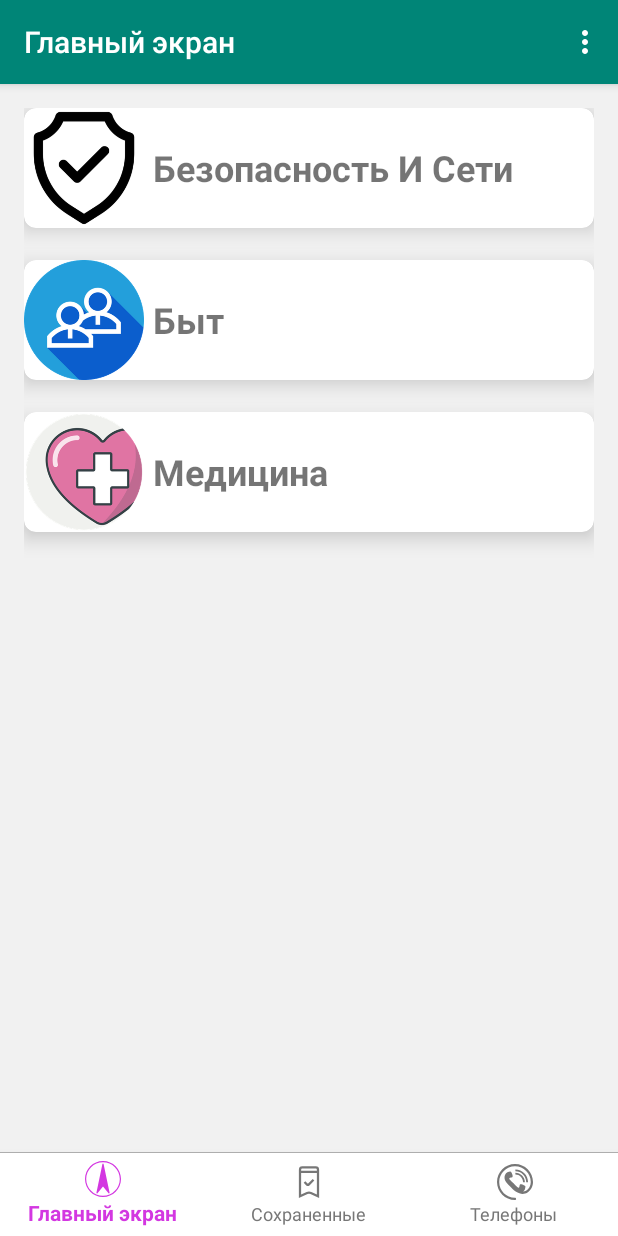
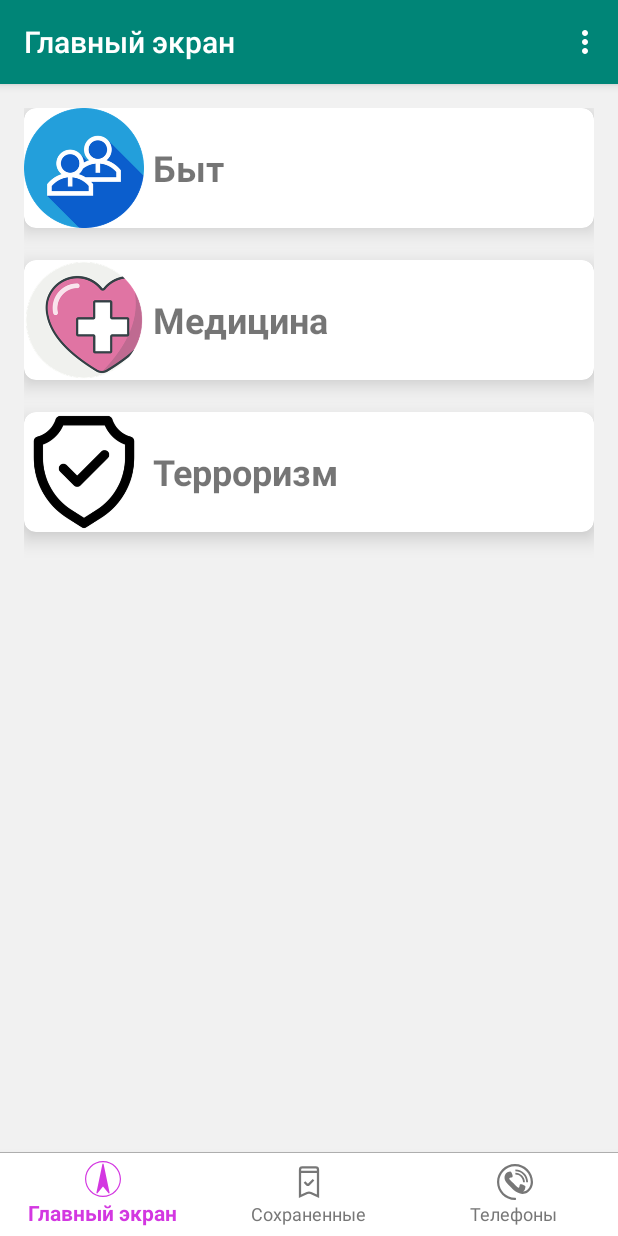
Before and after one commit to esh1n/HowToSurvive, an Android app: the screen it shows after launch (MainActivity), on a phone screen of 412 x 824 dp. Run offline under Robolectric (Android 15) with nearby library versions, the phone set to English and light mode, and no system bars; our stand-ins replace Room's generated code.

Commit message:
added articles dao

```diff
--- a/app/src/main/java/com/esh1n/guidtoarchapp/data/AppDatabase.kt
+++ b/app/src/main/java/com/esh1n/guidtoarchapp/data/AppDatabase.kt
@@ -10,9 +10,10 @@ import kotlinx.coroutines.Dispatchers
 import kotlinx.coroutines.launch
 
 
-@Database(entities = [Category::class], version = 2)
+@Database(entities = [CategoryEntry::class, ArticleEntry::class], version = 2)
 public abstract class AppDatabase : RoomDatabase() {
     abstract fun wordDao(): CategoryDao
+    abstract fun articlesDao(): ArticleDao
 
 
     companion object {
@@ -43,20 +44,29 @@ public abstract class AppDatabase : RoomDatabase() {
             super.onOpen(db)
             INSTANCE?.let { database ->
                 scope.launch(Dispatchers.IO) {
-                    populateDatabase(database.wordDao())
+                    populateDatabase(database.wordDao(), database.articlesDao())
                 }
             }
         }
 
-        suspend fun populateDatabase(wordDao: CategoryDao) {
+        suspend fun populateDatabase(wordDao: CategoryDao, articleDao: ArticleDao) {
             wordDao.deleteAll()
 
-            var word = Category("Медицина", "medicine")
-            wordDao.insert(word)
-            word = Category("Быт", "human")
-            wordDao.insert(word)
-            word = Category("Безопасность И Сети", "security")
-            wordDao.insert(word)
+            val categories = arrayListOf(
+                CategoryEntry("Медицина", "medicine"),
+                CategoryEntry("Быт", "human"),
+                CategoryEntry("Терроризм", "security")
+            )
+            val articles = arrayListOf(
+                ArticleEntry("Yury pechen is avlive", "Печенка умерла", "Медицина"),
+                ArticleEntry("Yulik orders Devilery", "Вкусный бургер", "Медицина"),
+                ArticleEntry("Yury pechen is avlive", "Печенка умерла", "Быт"),
+                ArticleEntry("Наполеон", "Вкусный бургер", "Быт"),
+                ArticleEntry("live", "В санкт петербурге ", "Терроризм"),
+                ArticleEntry("ПРофессор в питере", "Олег Соколов", "Терроризм")
+            )
+            wordDao.insertAll(categories)
+            articleDao.insertAll(articles)
         }
     }
 }
--- a/app/src/main/java/com/esh1n/guidtoarchapp/data/ArticleDao.kt
+++ b/app/src/main/java/com/esh1n/guidtoarchapp/data/ArticleDao.kt
@@ -1,6 +1,5 @@
 package com.esh1n.guidtoarchapp.data
 
-import androidx.lifecycle.LiveData
 import androidx.room.Dao
 import androidx.room.Insert
 import androidx.room.OnConflictStrategy
@@ -8,11 +7,11 @@ import androidx.room.Query
 
 @Dao
 abstract class ArticleDao {
-    @Query("SELECT * from category_table ORDER BY name ASC")
-    abstract fun getArticlesByCategory(category: String): LiveData<List<Category>>
+//    @Query("SELECT * from category_table ORDER BY name ASC")
+//    abstract fun getArticlesByCategory(category: String): LiveData<List<CategoryEntry>>
 
     @Insert(onConflict = OnConflictStrategy.REPLACE)
-    abstract suspend fun insert(articleEntry: ArticleEntry)
+    abstract suspend fun insertAll(articleEntry: List<ArticleEntry>)
 
     @Query("DELETE FROM article_table")
     abstract suspend fun deleteAll()
--- a/app/src/main/java/com/esh1n/guidtoarchapp/data/ArticleEntry.kt
+++ b/app/src/main/java/com/esh1n/guidtoarchapp/data/ArticleEntry.kt
@@ -1,10 +1,17 @@
 package com.esh1n.guidtoarchapp.data
 
-import androidx.room.ColumnInfo
-import androidx.room.Entity
-import androidx.room.PrimaryKey
+import androidx.room.*
 
-@Entity(tableName = "article_table")
+
+@Entity(
+    tableName = "article_table",
+    foreignKeys = [ForeignKey(
+        entity = CategoryEntry::class,
+        parentColumns = arrayOf("name"),
+        childColumns = arrayOf("categoryName"), onDelete = ForeignKey.CASCADE
+    )],
+    indices = [Index(value = ["categoryName"])]
+)
 class ArticleEntry(
     @PrimaryKey
     @ColumnInfo(name = "name")
--- a/app/src/main/java/com/esh1n/guidtoarchapp/data/CategoryDao.kt
+++ b/app/src/main/java/com/esh1n/guidtoarchapp/data/CategoryDao.kt
@@ -10,10 +10,13 @@ import androidx.room.Query
 abstract class CategoryDao {
 
     @Query("SELECT * from category_table ORDER BY name ASC")
-    abstract fun getAllWords(): LiveData<List<Category>>
+    abstract fun getAllWords(): LiveData<List<CategoryEntry>>
 
     @Insert(onConflict = OnConflictStrategy.REPLACE)
-    abstract suspend fun insert(word: Category)
+    abstract suspend fun insert(word: CategoryEntry)
+
+    @Insert(onConflict = OnConflictStrategy.REPLACE)
+    abstract suspend fun insertAll(categories: List<CategoryEntry>)
 
     @Query("DELETE FROM category_table")
     abstract suspend fun deleteAll()
--- a/app/src/main/java/com/esh1n/guidtoarchapp/data/Category.kt
+++ b/app/src/main/java/com/esh1n/guidtoarchapp/data/CategoryEntry.kt
@@ -5,7 +5,7 @@ import androidx.room.Entity
 import androidx.room.PrimaryKey
 
 @Entity(tableName = "category_table")
-class Category(
+class CategoryEntry(
     @PrimaryKey
     @ColumnInfo(name = "name")
     val name: String,
--- a/app/src/main/java/com/esh1n/guidtoarchapp/domain/WordRepository.kt
+++ b/app/src/main/java/com/esh1n/guidtoarchapp/domain/WordRepository.kt
@@ -2,14 +2,14 @@ package com.esh1n.guidtoarchapp.domain
 
 import androidx.annotation.WorkerThread
 import androidx.lifecycle.LiveData
-import com.esh1n.guidtoarchapp.data.Category
 import com.esh1n.guidtoarchapp.data.CategoryDao
+import com.esh1n.guidtoarchapp.data.CategoryEntry
 
 class WordRepository(private val wordDao: CategoryDao) {
-    val allWords: LiveData<List<Category>> = wordDao.getAllWords()
+    val allWords: LiveData<List<CategoryEntry>> = wordDao.getAllWords()
 
     @WorkerThread
-    suspend fun insert(word: Category) {
+    suspend fun insert(word: CategoryEntry) {
         wordDao.insert(word)
     }
 }
--- a/app/src/main/java/com/esh1n/guidtoarchapp/presentation/WordViewModel.kt
+++ b/app/src/main/java/com/esh1n/guidtoarchapp/presentation/WordViewModel.kt
@@ -6,7 +6,7 @@ import androidx.lifecycle.LiveData
 import androidx.lifecycle.liveData
 import androidx.lifecycle.viewModelScope
 import com.esh1n.guidtoarchapp.data.AppDatabase
-import com.esh1n.guidtoarchapp.data.Category
+import com.esh1n.guidtoarchapp.data.CategoryEntry
 import com.esh1n.guidtoarchapp.domain.WordRepository
 import kotlinx.coroutines.Dispatchers
 import kotlinx.coroutines.launch
@@ -14,7 +14,7 @@ import kotlinx.coroutines.launch
 class WordViewModel(application: Application) : AndroidViewModel(application) {
 
     private val repository: WordRepository
-    val allWords: LiveData<List<Category>>
+    val allWords: LiveData<List<CategoryEntry>>
 
     init {
         val wordsDao = AppDatabase.getDatabase(application, viewModelScope).wordDao()
@@ -24,7 +24,7 @@ class WordViewModel(application: Application) : AndroidViewModel(application) {
         }
     }
 
-    fun insert(word: Category) = viewModelScope.launch(Dispatchers.IO) {
+    fun insert(word: CategoryEntry) = viewModelScope.launch(Dispatchers.IO) {
         repository.insert(word)
     }
 }
--- a/app/src/main/java/com/esh1n/guidtoarchapp/presentation/WordsAdapter.kt
+++ b/app/src/main/java/com/esh1n/guidtoarchapp/presentation/WordsAdapter.kt
@@ -8,17 +8,17 @@ import android.widget.ImageView
 import android.widget.TextView
 import androidx.recyclerview.widget.RecyclerView
 import com.esh1n.guidtoarchapp.R
-import com.esh1n.guidtoarchapp.data.Category
+import com.esh1n.guidtoarchapp.data.CategoryEntry
 import com.esh1n.guidtoarchapp.presentation.utils.UiUtils
 
 
 class CategoriesAdapter internal constructor(
     context: Context,
-    private val clickOnItem: (Category) -> (Unit)
+    private val clickOnItem: (CategoryEntry) -> (Unit)
 ) : RecyclerView.Adapter<CategoriesAdapter.WordViewHolder>() {
 
     private val inflater: LayoutInflater = LayoutInflater.from(context)
-    private var words = emptyList<Category>() // Cached copy of words
+    private var words = emptyList<CategoryEntry>() // Cached copy of words
 
     inner class WordViewHolder(itemView: View) : RecyclerView.ViewHolder(itemView),
         View.OnClickListener {
@@ -29,7 +29,7 @@ class CategoriesAdapter internal constructor(
             itemView.setOnClickListener(this)
         }
 
-        fun populate(word: Category) {
+        fun populate(word: CategoryEntry) {
             titleTextView.text = word.name
             val categoryImageSource = UiUtils.getCategoryImage(itemView.context, word.iconId)
             categoryImageView.setImageResource(categoryImageSource)
@@ -51,7 +51,7 @@ class CategoriesAdapter internal constructor(
         holder.populate(current)
     }
 
-    internal fun setWords(words: List<Category>) {
+    internal fun setWords(words: List<CategoryEntry>) {
         this.words = words
         notifyDataSetChanged()
     }
--- a/app/src/main/java/com/esh1n/guidtoarchapp/presentation/fragment/CategoriesFragment.kt
+++ b/app/src/main/java/com/esh1n/guidtoarchapp/presentation/fragment/CategoriesFragment.kt
@@ -11,7 +11,7 @@ import androidx.lifecycle.ViewModelProviders
 import androidx.recyclerview.widget.LinearLayoutManager
 import androidx.recyclerview.widget.RecyclerView
 import com.esh1n.guidtoarchapp.R
-import com.esh1n.guidtoarchapp.data.Category
+import com.esh1n.guidtoarchapp.data.CategoryEntry
 import com.esh1n.guidtoarchapp.presentation.CategoriesAdapter
 import com.esh1n.guidtoarchapp.presentation.NewWordActivity
 import com.esh1n.guidtoarchapp.presentation.WordViewModel
@@ -57,7 +57,7 @@ class CategoriesFragment : Fragment(R.layout.fragment_categories) {
 
         if (requestCode == newWordActivityRequestCode && resultCode == Activity.RESULT_OK) {
             data?.let {
-                val word = Category(it.getStringExtra(NewWordActivity.EXTRA_REPLY), "human")
+                val word = CategoryEntry(it.getStringExtra(NewWordActivity.EXTRA_REPLY), "human")
                 wordViewModel.insert(word)
             }
         } else {
@@ -69,7 +69,7 @@ class CategoriesFragment : Fragment(R.layout.fragment_categories) {
         }
     }
 
-    private fun openArticlesByCategory(word: Category) {
+    private fun openArticlesByCategory(word: CategoryEntry) {
         val art = getArticlesByCategory(word.name)
         fragmentManager.addFragmentToStack(ArticlesByCategoryFragment.newInstance(art))
     }
```
